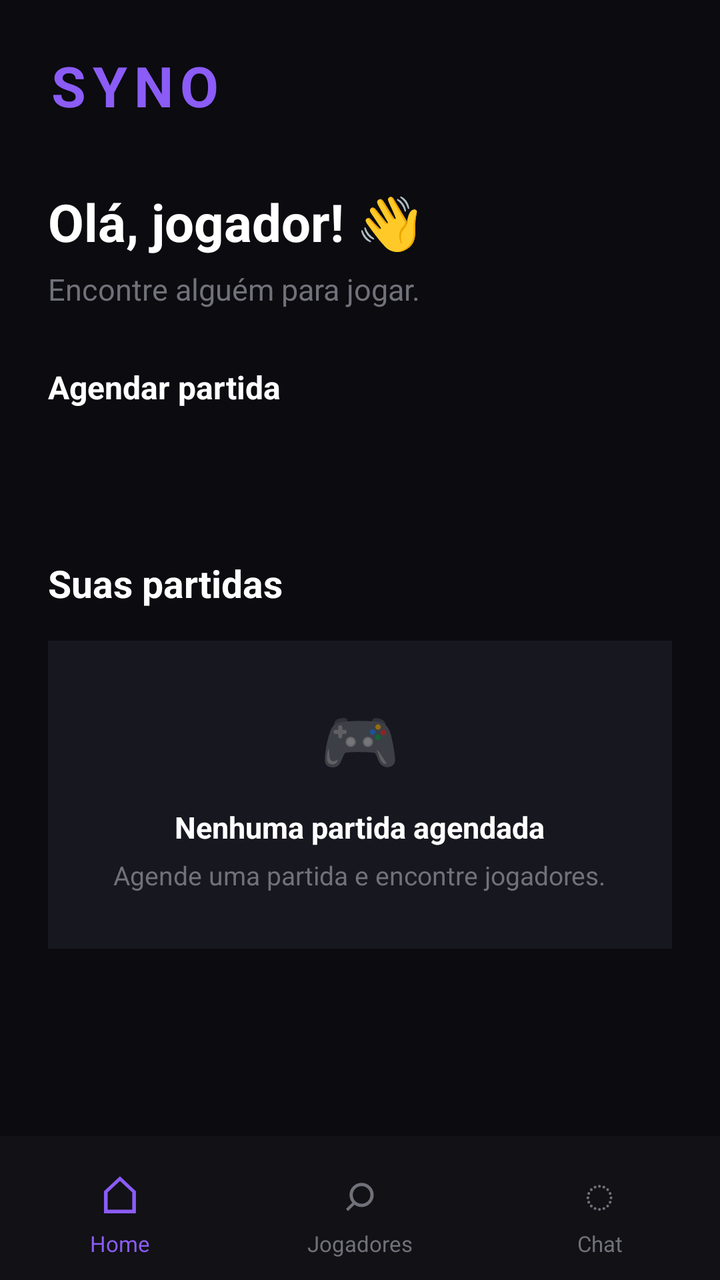
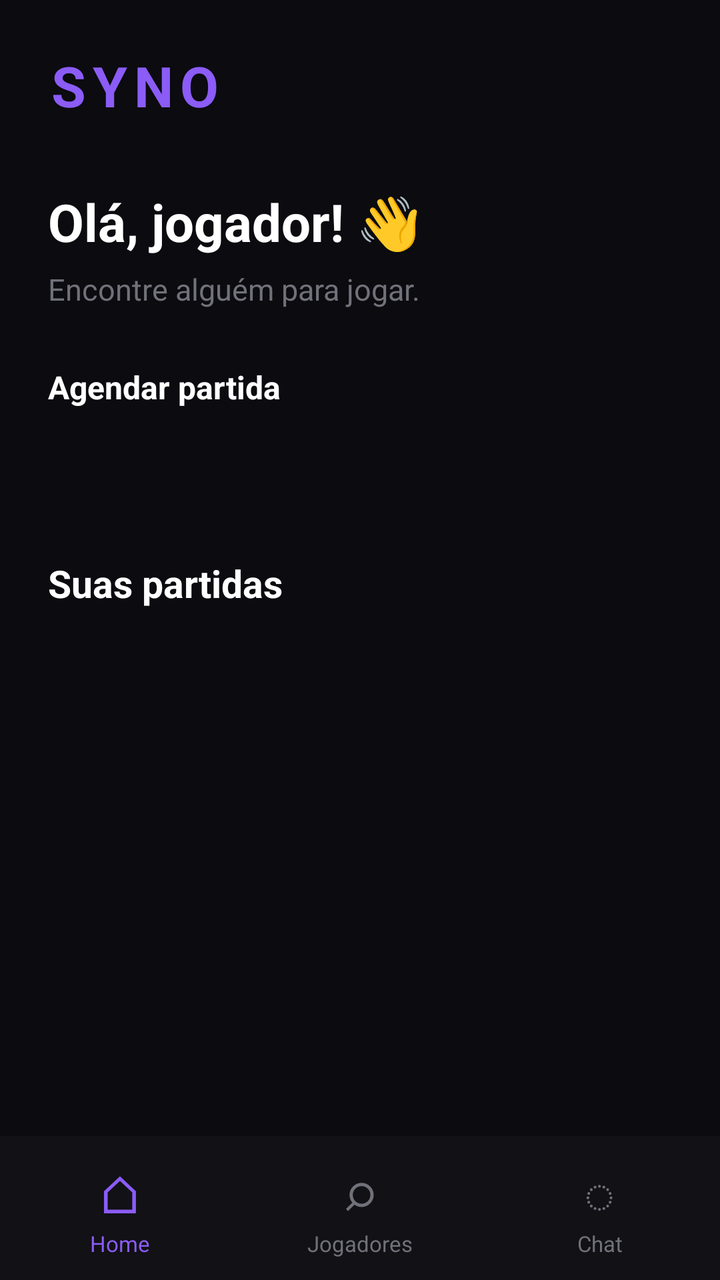

Screens rendered from an Android XML layout before and after an edit, with the pre-edit source and the edit as a unified diff.
<!-- AndroidManifest.xml: activity theme Theme.Syno -->
<!-- res/layout/activity_home.xml -->
<?xml version="1.0" encoding="utf-8"?>
<LinearLayout xmlns:android="http://schemas.android.com/apk/res/android"
    android:layout_width="match_parent"
    android:layout_height="match_parent"
    android:orientation="vertical"
    android:background="#0B0B10">

    
    <ScrollView
        android:layout_width="match_parent"
        android:layout_height="0dp"
        android:layout_weight="1"
        android:fillViewport="true">

        <LinearLayout
            android:layout_width="match_parent"
            android:layout_height="wrap_content"
            android:orientation="vertical"
            android:padding="24dp">

            
            <TextView
                android:id="@+id/tvLogo"
                android:layout_width="wrap_content"
                android:layout_height="wrap_content"
                android:text="SYNO"
                android:textColor="#8B5CF6"
                android:textSize="28sp"
                android:textStyle="bold"
                android:letterSpacing="0.12" />

            
            <TextView
                android:id="@+id/tvWelcome"
                android:layout_width="match_parent"
                android:layout_height="wrap_content"
                android:layout_marginTop="32dp"
                android:text="Olá, jogador! 👋"
                android:textColor="#FFFFFF"
                android:textSize="26sp"
                android:textStyle="bold" />

            <TextView
                android:id="@+id/tvSubtitle"
                android:layout_width="match_parent"
                android:layout_height="wrap_content"
                android:layout_marginTop="6dp"
                android:text="Encontre alguém para jogar."
                android:textColor="#71717A"
                android:textSize="15sp" />

            
            <Button
                android:id="@+id/btnScheduleMatch"
                android:layout_width="match_parent"
                android:layout_height="60dp"
                android:layout_marginTop="28dp"
                android:backgroundTint="#8B5CF6"
                android:text="Agendar partida"
                android:textAllCaps="false"
                android:textColor="#FFFFFF"
                android:textSize="16sp"
                android:textStyle="bold" />

            
            <TextView
                android:id="@+id/tvUpcomingTitle"
                android:layout_width="match_parent"
                android:layout_height="wrap_content"
                android:layout_marginTop="36dp"
                android:text="Suas partidas"
                android:textColor="#FFFFFF"
                android:textSize="19sp"
                android:textStyle="bold" />

            
            <LinearLayout
                android:id="@+id/emptyMatches"
                android:layout_width="match_parent"
                android:layout_height="wrap_content"
                android:layout_marginTop="16dp"
                android:orientation="vertical"
                android:gravity="center"
                android:padding="28dp"
                android:background="#17171F">

                <TextView
                    android:layout_width="wrap_content"
                    android:layout_height="wrap_content"
                    android:text="🎮"
                    android:textSize="32sp" />

                <TextView
                    android:layout_width="wrap_content"
                    android:layout_height="wrap_content"
                    android:layout_marginTop="12dp"
                    android:text="Nenhuma partida agendada"
                    android:textColor="#FFFFFF"
                    android:textSize="15sp"
                    android:textStyle="bold" />

                <TextView
                    android:layout_width="wrap_content"
                    android:layout_height="wrap_content"
                    android:layout_marginTop="5dp"
                    android:text="Agende uma partida e encontre jogadores."
                    android:textColor="#71717A"
                    android:textSize="13sp" />

            </LinearLayout>

        </LinearLayout>

    </ScrollView>

    
    <include
        layout="@layout/bottom_navigation" />

</LinearLayout>
<!-- res/layout/bottom_navigation.xml (included above) -->
<?xml version="1.0" encoding="utf-8"?>
<LinearLayout xmlns:android="http://schemas.android.com/apk/res/android"
    android:id="@+id/bottomNavigation"
    android:layout_width="match_parent"
    android:layout_height="72dp"
    android:orientation="horizontal"
    android:gravity="center"
    android:background="#111116"
    android:elevation="8dp">

    
    <LinearLayout
        android:id="@+id/navHome"
        android:layout_width="0dp"
        android:layout_height="match_parent"
        android:layout_weight="1"
        android:orientation="vertical"
        android:gravity="center"
        android:clickable="true"
        android:focusable="true">

        <TextView
            android:id="@+id/iconHome"
            android:layout_width="wrap_content"
            android:layout_height="wrap_content"
            android:text="⌂"
            android:textColor="#8B5CF6"
            android:textSize="26sp" />

        <TextView
            android:layout_width="wrap_content"
            android:layout_height="wrap_content"
            android:text="Home"
            android:textColor="#8B5CF6"
            android:textSize="11sp" />

    </LinearLayout>

    
    <LinearLayout
        android:id="@+id/navPlayers"
        android:layout_width="0dp"
        android:layout_height="match_parent"
        android:layout_weight="1"
        android:orientation="vertical"
        android:gravity="center"
        android:clickable="true"
        android:focusable="true">

        <TextView
            android:layout_width="wrap_content"
            android:layout_height="wrap_content"
            android:text="⌕"
            android:textColor="#71717A"
            android:textSize="26sp" />

        <TextView
            android:layout_width="wrap_content"
            android:layout_height="wrap_content"
            android:text="Jogadores"
            android:textColor="#71717A"
            android:textSize="11sp" />

    </LinearLayout>

    
    <LinearLayout
        android:id="@+id/navChat"
        android:layout_width="0dp"
        android:layout_height="match_parent"
        android:layout_weight="1"
        android:orientation="vertical"
        android:gravity="center"
        android:clickable="true"
        android:focusable="true">

        <TextView
            android:layout_width="wrap_content"
            android:layout_height="wrap_content"
            android:text="◌"
            android:textColor="#71717A"
            android:textSize="26sp" />

        <TextView
            android:layout_width="wrap_content"
            android:layout_height="wrap_content"
            android:text="Chat"
            android:textColor="#71717A"
            android:textSize="11sp" />

    </LinearLayout>

</LinearLayout>
<!-- resources referenced by this layout -->
<resources>
  <style name="Theme.Syno" parent="android:Theme.Material.Light.NoActionBar" />
</resources>

<!-- the commit's change to res/layout/activity_home.xml (unified diff, before → after) -->
@@ -82,15 +82,18 @@
                 android:orientation="vertical"
                 android:gravity="center"
                 android:padding="28dp"
-                android:background="#17171F">
+                android:background="#17171F"
+                android:visibility="gone">
 
                 <TextView
+                    android:id="@+id/matchesDefaultMessageLogo"
                     android:layout_width="wrap_content"
                     android:layout_height="wrap_content"
                     android:text="🎮"
                     android:textSize="32sp" />
 
                 <TextView
+                    android:id="@+id/matchesDefaultMessageTitle"
                     android:layout_width="wrap_content"
                     android:layout_height="wrap_content"
                     android:layout_marginTop="12dp"
@@ -100,6 +103,7 @@
                     android:textStyle="bold" />
 
                 <TextView
+                    android:id="@+id/matchesDefaultMessageDescription"
                     android:layout_width="wrap_content"
                     android:layout_height="wrap_content"
                     android:layout_marginTop="5dp"
@@ -108,9 +112,23 @@
                     android:textSize="13sp" />
 
             </LinearLayout>
+            <androidx.recyclerview.widget.RecyclerView
+                android:id="@+id/rvMatches"
+                android:layout_width="match_parent"
+                android:layout_height="wrap_content"
+                android:layout_marginTop="16dp"
+                android:nestedScrollingEnabled="false"
+                android:visibility="gone"/>
+            <ProgressBar
+                android:id="@+id/matchesProgressBar"
+                android:layout_width="80dp"
+                android:layout_height="80dp"
+                android:indeterminate="true"
+                android:indeterminateTint="#8B5CF6"
+                android:layout_gravity="center"/>
+
 
         </LinearLayout>
-
     </ScrollView>
 
     
